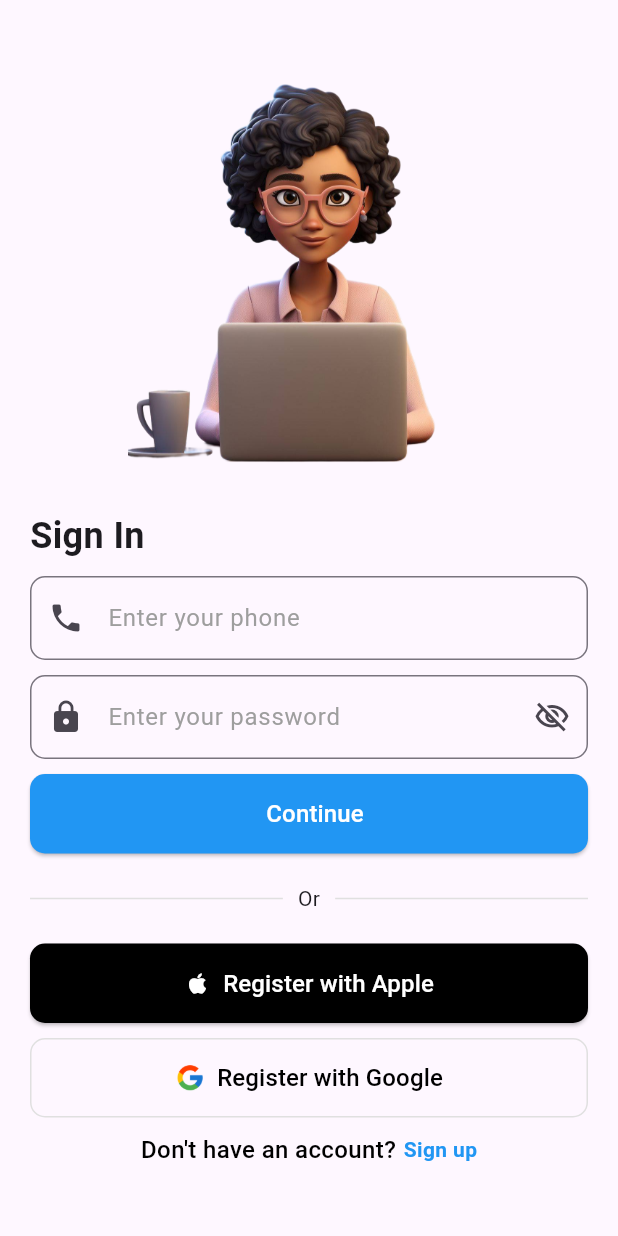
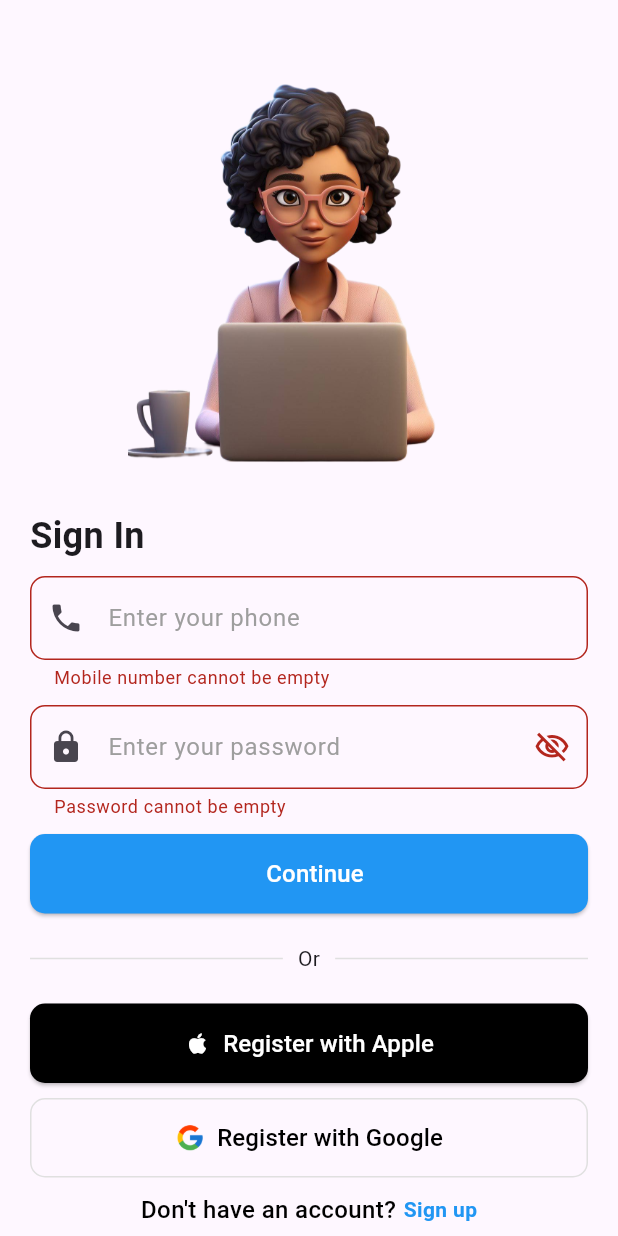
Before and after one commit to Fortexfreddie/job_finder_app, a Flutter app: the screen it shows after launch, after a tap on "Continue", on a phone screen of 412 x 824 dp. Run offline on Flutter 3.47's test engine with Material 3 defaults, Android fonts, the phone set to English and light mode, and no system bars; our stand-ins replace flutter_dotenv, logger; network calls fail.

Commit message:
feat: integrate auth service into signin page

```diff
--- a/lib/screens/signin_page.dart
+++ b/lib/screens/signin_page.dart
@@ -2,6 +2,7 @@ import 'package:flutter/material.dart';
 import '../widgets/custom_textfield.dart';
 import '../widgets/custom_button.dart';
 import './signup_page.dart';
+import '../services/auth_service.dart';
 
 class SignInPage extends StatefulWidget {
   const SignInPage({super.key});
@@ -11,6 +12,7 @@ class SignInPage extends StatefulWidget {
 }
 
 class _SignInPageState extends State<SignInPage> {
+  final authService = AuthService();
   final TextEditingController _phoneController = TextEditingController();
   final TextEditingController _passwordController = TextEditingController();
   String? _phoneError;
@@ -102,6 +104,14 @@ class _SignInPageState extends State<SignInPage> {
                   text: "Continue",
                   backgroundColor: Colors.blue,
                   textColor: Colors.white,
+                  onPressed: () {
+                    _validatePhone();
+                    _validatePassword();
+                    authService.login(
+                      _phoneController.text.trim(),
+                      _passwordController.text.trim(),
+                    );
+                  },
                 ),
 
                 SizedBox(height: 20),
--- a/lib/services/auth_service.dart
+++ b/lib/services/auth_service.dart
@@ -20,7 +20,8 @@ class AuthService {
 
   // ====================== SIGNUP ======================
   // Function to register a new user on the backend service
-  Future<void> signup(String name, String email, String phone, String password) async {
+  // Returns: true if signup is successful, false otherwise
+  Future<bool> signup(String name, String email, String phone, String password) async {
     // Construct the signup URL by appending /signup to the base URL
     final url = Uri.parse('$baseUrl/signup');
 
@@ -42,15 +43,18 @@ class AuthService {
     if (response.statusCode == 201) {
       // 201 Created → The backend confirms that the new user record has been successfully added
       logger.i("Signup success: ${response.body}");
+      return true; // Return true so UI can proceed (e.g., navigate to login page)
     } else {
       // Any other status code indicates signup failure (invalid data, existing user, etc.)
       logger.e("Signup failed: ${response.body}");
+      return false; // Return false so UI can show error popup
     }
   }
 
   // ====================== LOGIN ======================
   // Function to authenticate an existing user against the backend service
-  Future<void> login(String email, String password) async {
+  // Returns: true if login is successful, false otherwise
+  Future<bool> login(String email, String password) async {
     // Build the complete login URL by appending /login to the base URL
     final url = Uri.parse('$baseUrl/login');
 
@@ -74,9 +78,11 @@ class AuthService {
 
       // In practice, you should securely store this token in SharedPreferences or secure storage
       // to persist login sessions and authorize future requests.
+      return true; // Login succeeded
     } else {
       // If not 200, then login failed (wrong credentials, user not found, etc.)
       logger.e("Login failed: ${response.body}");
+      return false; // Login failed
     }
   }
 }
--- a/lib/widgets/custom_button.dart
+++ b/lib/widgets/custom_button.dart
@@ -6,6 +6,7 @@ class CustomButton extends StatefulWidget {
   final Color textColor;
   final IconData? icon;
   final VoidCallback? onPressed;
+  final bool isLoading;
 
   const CustomButton({
     super.key,
@@ -14,6 +15,7 @@ class CustomButton extends StatefulWidget {
     this.textColor = Colors.white,
     this.icon,
     this.onPressed,
+    this.isLoading = false,
   });
 
   @override
@@ -35,7 +37,18 @@ class _CustomButtonState extends State<CustomButton> {
             borderRadius: BorderRadius.circular(10),
           ),
         ),
-        icon: widget.icon != null ? Icon(widget.icon, color: widget.textColor) : Container(),
+        icon: widget.isLoading
+            ? const SizedBox(
+                width: 24,
+                height: 24,
+                child: CircularProgressIndicator(
+                  valueColor: AlwaysStoppedAnimation<Color>(Colors.white),
+                  strokeWidth: 2,
+                ),
+              )
+            : widget.icon != null
+            ? Icon(widget.icon, color: widget.textColor)
+            : Container(),
         label: Text(
           widget.text,
           style: TextStyle(color: widget.textColor, fontSize: 16),
```
Also changed, not shown: lib/screens/signup_page.dart (+50 -5 lines).
